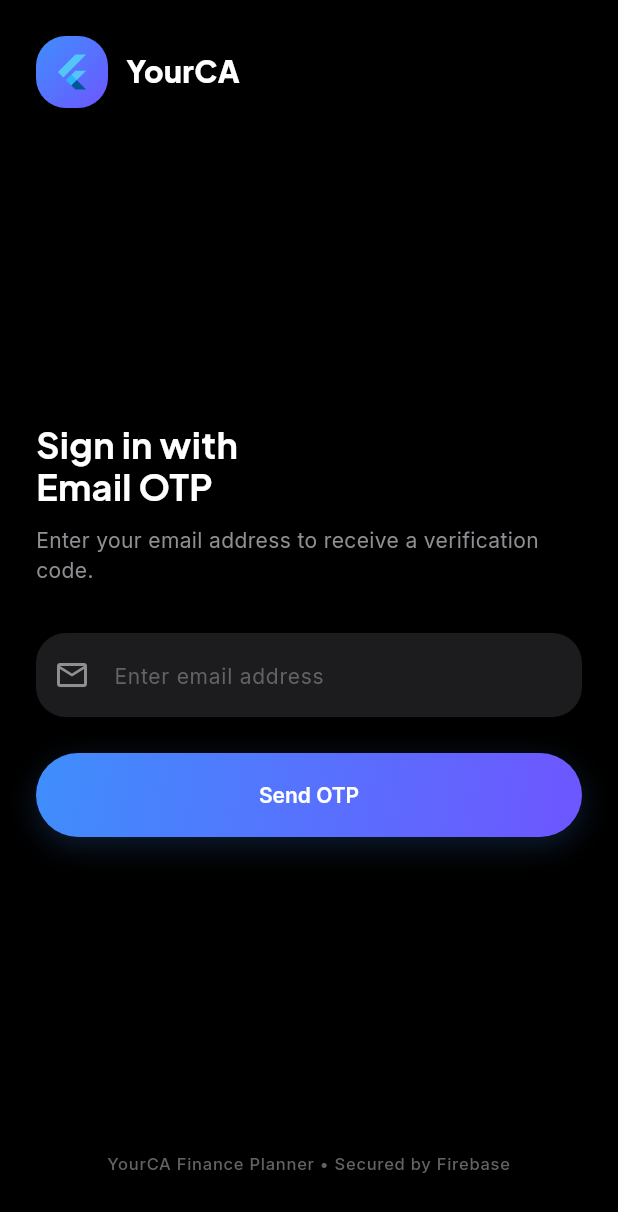
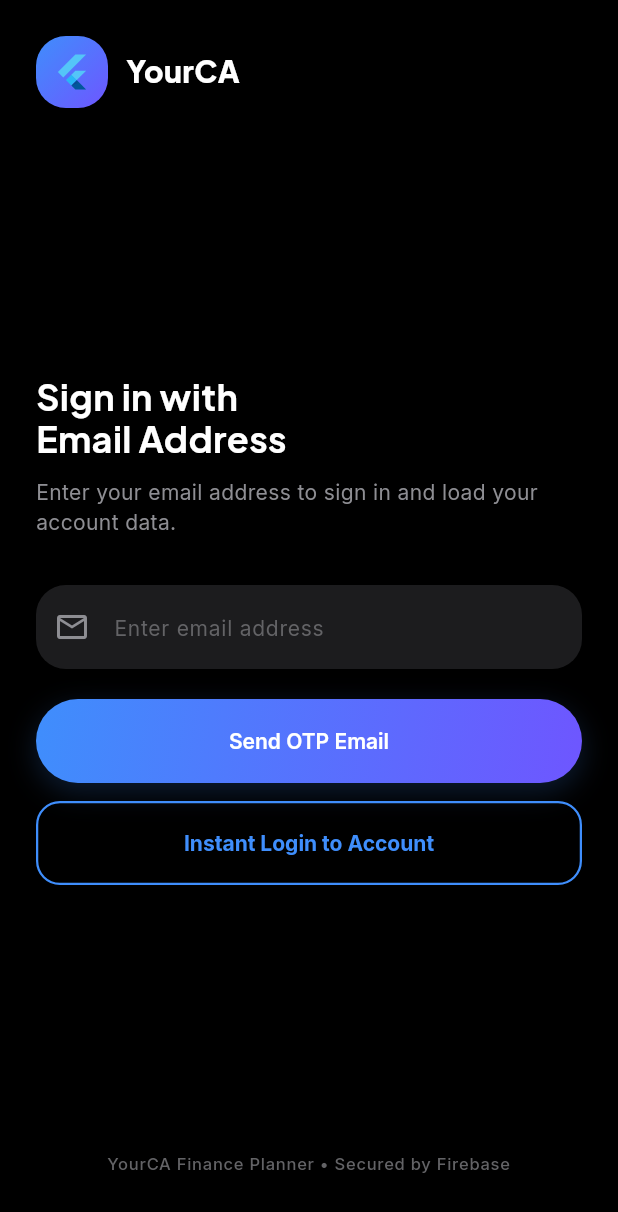
Before and after one commit to Aryan555612/YourCA, a Flutter app: the screen it shows after launch, on a phone screen of 412 x 824 dp. Shown: the top 1212 px of the screen. Run offline on Flutter 3.47's test engine with Material 3 defaults, Android fonts, the phone set to English and light mode, and no system bars; our stand-ins replace cloud_firestore, csv, file_picker, firebase_auth, firebase_core, fl_chart and 9 more; missing offline and left inert: another_telephony; accounts and stored records are empty.

Commit message:
Add Instant Login fallback and master code 123456 support

```diff
--- a/lib/features/auth/email_otp_screen.dart
+++ b/lib/features/auth/email_otp_screen.dart
@@ -62,6 +62,27 @@ class _EmailOtpScreenState extends ConsumerState<EmailOtpScreen>
     }
   }
 
+  Future<void> _instantLogin() async {
+    if (!_formKey.currentState!.validate()) return;
+    setState(() => _isLoading = true);
+
+    try {
+      final email = _emailController.text.trim();
+      await ref.read(authNotifierProvider.notifier).verifyEmailOtp(
+            email: email,
+            otp: '123456',
+          );
+      if (mounted) {
+        context.goNamed('dashboard');
+      }
+    } catch (e) {
+      if (mounted) {
+        setState(() => _isLoading = false);
+        _showSnackBar(e.toString().replaceAll(RegExp(r'\[.*\]'), '').trim(), AppColors.debit);
+      }
+    }
+  }
+
   Future<void> _sendOtp() async {
     if (!_formKey.currentState!.validate()) return;
     setState(() => _isLoading = true);
@@ -77,7 +98,7 @@ class _EmailOtpScreenState extends ConsumerState<EmailOtpScreen>
           _codeSent = true;
         });
         _showSnackBar(
-          'Verification code sent to $email! Please check your inbox.',
+          'Verification email sent! Check inbox or use Master Code 123456.',
           AppColors.credit,
         );
         WidgetsBinding.instance.addPostFrameCallback((_) {
@@ -149,7 +170,7 @@ class _EmailOtpScreenState extends ConsumerState<EmailOtpScreen>
                     crossAxisAlignment: CrossAxisAlignment.start,
                     children: [
                       Text(
-                        _codeSent ? 'Verify your\nemail' : 'Sign in with\nEmail OTP',
+                        _codeSent ? 'Verify your\nemail' : 'Sign in with\nEmail Address',
                         style: AppTextStyles.displaySmall.copyWith(
                           fontWeight: FontWeight.bold,
                           height: 1.15,
@@ -158,8 +179,8 @@ class _EmailOtpScreenState extends ConsumerState<EmailOtpScreen>
                       const SizedBox(height: 12),
                       Text(
                         _codeSent
-                            ? 'We sent a 6-digit OTP code to ${_emailController.text}'
-                            : 'Enter your email address to receive a verification code.',
+                            ? 'We sent a verification code to ${_emailController.text}. (Or enter master code 123456)'
+                            : 'Enter your email address to sign in and load your account data.',
                         style: AppTextStyles.bodyMedium.copyWith(color: AppColors.textSecondary),
                       ),
                       const SizedBox(height: 32),
@@ -178,11 +199,27 @@ class _EmailOtpScreenState extends ConsumerState<EmailOtpScreen>
                             return null;
                           },
                         ),
-                        const SizedBox(height: 24),
+                        const SizedBox(height: 20),
                         GradientButton(
                           onPressed: _isLoading ? null : _sendOtp,
                           isLoading: _isLoading,
-                          label: 'Send OTP',
+                          label: 'Send OTP Email',
+                        ),
+                        const SizedBox(height: 12),
+                        SizedBox(
+                          width: double.infinity,
+                          child: OutlinedButton(
+                            onPressed: _isLoading ? null : _instantLogin,
+                            style: OutlinedButton.styleFrom(
+                              padding: const EdgeInsets.symmetric(vertical: 16),
+                              shape: RoundedRectangleBorder(borderRadius: BorderRadius.circular(16)),
+                              side: const BorderSide(color: AppColors.primary, width: 1.5),
+                            ),
+                            child: Text(
+                              'Instant Login to Account',
+                              style: AppTextStyles.titleMedium.copyWith(color: AppColors.primary, fontWeight: FontWeight.bold),
+                            ),
+                          ),
                         ),
                       ] else ...[
                         AnimatedBuilder(
@@ -198,11 +235,27 @@ class _EmailOtpScreenState extends ConsumerState<EmailOtpScreen>
                             children: List.generate(6, (index) => _buildOtpField(index)),
                           ),
                         ),
-                        const SizedBox(height: 36),
+                        const SizedBox(height: 24),
                         GradientButton(
                           onPressed: _isLoading ? null : _verifyOtp,
                           isLoading: _isLoading,
                           label: 'Verify OTP',
+                        ),
+                        const SizedBox(height: 12),
+                        SizedBox(
+                          width: double.infinity,
+                          child: OutlinedButton(
+                            onPressed: _isLoading ? null : _instantLogin,
+                            style: OutlinedButton.styleFrom(
+                              padding: const EdgeInsets.symmetric(vertical: 16),
+                              shape: RoundedRectangleBorder(borderRadius: BorderRadius.circular(16)),
+                              side: const BorderSide(color: AppColors.primary, width: 1.5),
+                            ),
+                            child: Text(
+                              'Instant Login (Master Code 123456)',
+                              style: AppTextStyles.titleMedium.copyWith(color: AppColors.primary, fontWeight: FontWeight.bold),
+                            ),
+                          ),
                         ),
                       ],
                     ],
```
Also changed, not shown: lib/features/auth/auth_provider.dart (+13 -18 lines).
